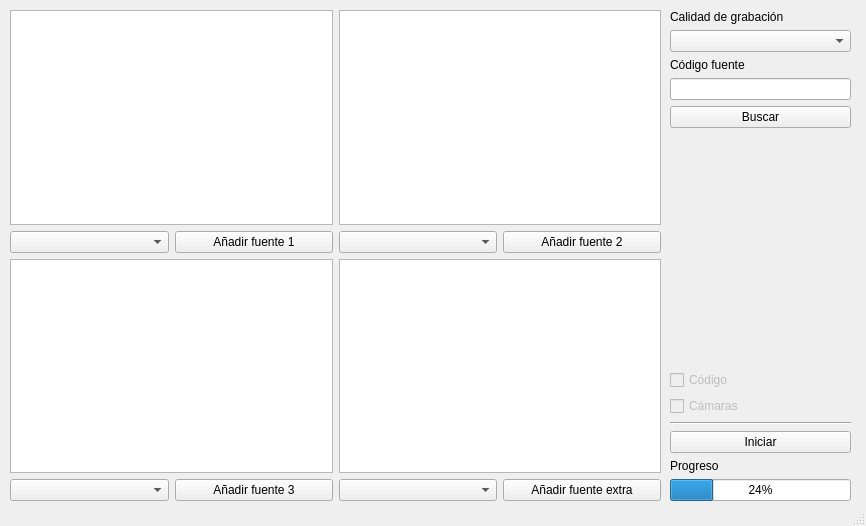
First picture: the form in Interfaz/rtc.ui, repository Bamdres16/Robot-Tracking-Camera-RTC-, before the edit.
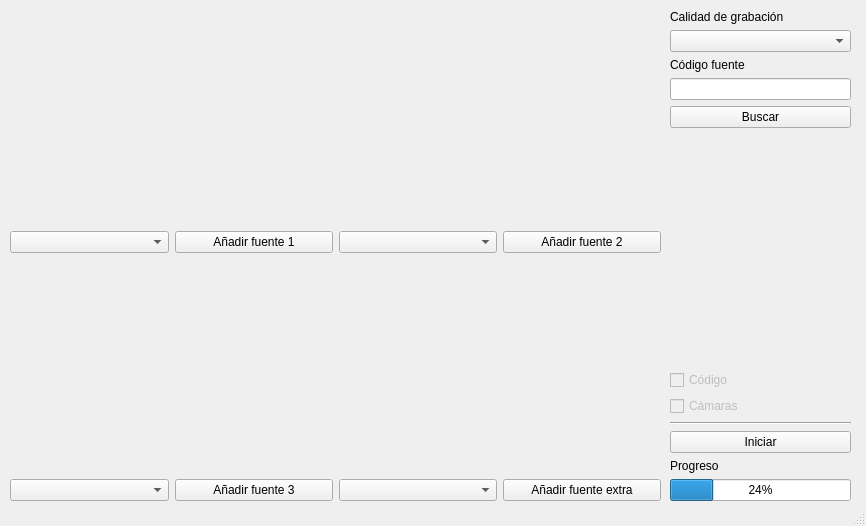
Second picture: the form after the edit.

Diff of the .ui file:
```diff
--- a/Interfaz/rtc.ui
+++ b/Interfaz/rtc.ui
@@ -24,18 +24,6 @@
      </rect>
     </property>
     <layout class="QGridLayout" name="gridLayout">
-     <item row="0" column="0">
-      <widget class="QGraphicsView" name="graphViewSrc1"/>
-     </item>
-     <item row="3" column="1">
-      <widget class="QGraphicsView" name="graphViewSrc4"/>
-     </item>
-     <item row="0" column="1">
-      <widget class="QGraphicsView" name="graphViewSrc2"/>
-     </item>
-     <item row="3" column="0">
-      <widget class="QGraphicsView" name="graphViewSrc3"/>
-     </item>
      <item row="1" column="1">
       <layout class="QHBoxLayout" name="horizontalLayout_2">
        <item>
@@ -92,6 +80,82 @@
        </item>
       </layout>
      </item>
+     <item row="0" column="0">
+      <widget class="QLabel" name="previewSrc1">
+       <property name="enabled">
+        <bool>true</bool>
+       </property>
+       <property name="sizePolicy">
+        <sizepolicy hsizetype="Preferred" vsizetype="Expanding">
+         <horstretch>0</horstretch>
+         <verstretch>0</verstretch>
+        </sizepolicy>
+       </property>
+       <property name="text">
+        <string/>
+       </property>
+       <property name="scaledContents">
+        <bool>true</bool>
+       </property>
+      </widget>
+     </item>
+     <item row="0" column="1">
+      <widget class="QLabel" name="previewSrc2">
+       <property name="enabled">
+        <bool>true</bool>
+       </property>
+       <property name="sizePolicy">
+        <sizepolicy hsizetype="Preferred" vsizetype="Expanding">
+         <horstretch>0</horstretch>
+         <verstretch>0</verstretch>
+        </sizepolicy>
+       </property>
+       <property name="text">
+        <string/>
+       </property>
+       <property name="scaledContents">
+        <bool>true</bool>
+       </property>
+      </widget>
+     </item>
+     <item row="3" column="0">
+      <widget class="QLabel" name="previewSrc3">
+       <property name="enabled">
+        <bool>true</bool>
+       </property>
+       <property name="sizePolicy">
+        <sizepolicy hsizetype="Preferred" vsizetype="Expanding">
+         <horstretch>0</horstretch>
+         <verstretch>0</verstretch>
+        </sizepolicy>
+       </property>
+       <property name="text">
+        <string/>
+       </property>
+       <property name="scaledContents">
+        <bool>true</bool>
+       </property>
+      </widget>
+     </item>
+     <item row="3" column="1">
+      <widget class="QLabel" name="previewSrc4">
+       <property name="enabled">
+        <bool>true</bool>
+       </property>
+       <property name="sizePolicy">
+        <sizepolicy hsizetype="Preferred" vsizetype="Expanding">
+         <horstretch>0</horstretch>
+         <verstretch>0</verstretch>
+        </sizepolicy>
+       </property>
+       <property name="text">
+        <string/>
+       </property>
+       <property name="scaledContents">
+        <bool>true</bool>
+       </property>
+      </widget>
+     </item>
     </layout>
    </widget>
    <widget class="QWidget" name="verticalLayoutWidget">
```
